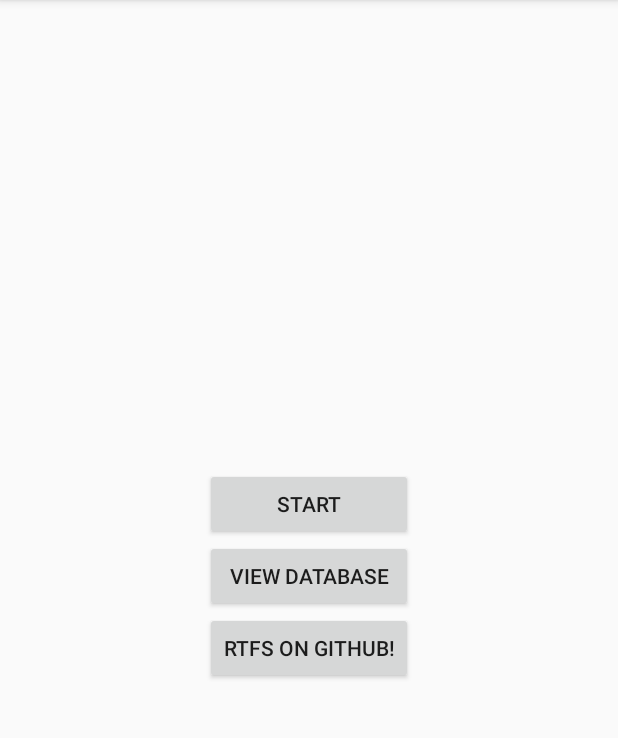
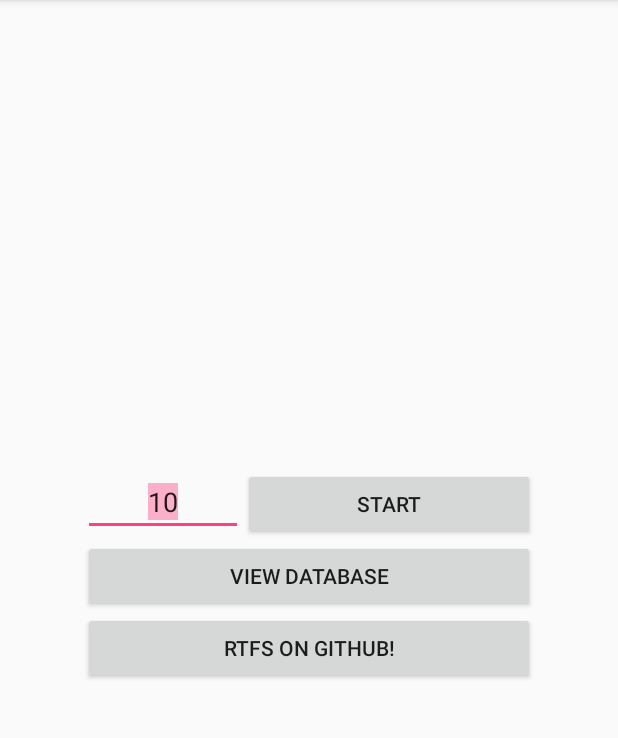
Before and after one commit to danya02/learn-faces, an Android app: the screen it shows after launch (StartMenuActivity), on a phone screen of 412 x 824 dp, the part 84-822 px from its top. Run offline under Robolectric (Android 15) with nearby library versions, the phone set to English and light mode, and no system bars.

Commit message:
Adding EditText to change number of questions.

```diff
--- a/android/app/src/main/res/layout/start_menu.xml
+++ b/android/app/src/main/res/layout/start_menu.xml
@@ -15,14 +15,35 @@
         app:layout_constraintRight_toRightOf="parent"
         app:layout_constraintTop_toTopOf="parent">
 
+        <LinearLayout
+            android:layout_width="match_parent"
+            android:layout_height="match_parent"
+            android:orientation="horizontal">
+
+            <EditText
+                android:id="@+id/question_num_startmenu"
+                android:layout_width="wrap_content"
+                android:layout_height="wrap_content"
+                android:layout_weight="1"
+                android:ems="10"
+                android:hint="@string/questions_hint"
+                android:inputType="number"
+                android:selectAllOnFocus="true"
+                android:singleLine="true"
+                android:text="@string/default_question_num"
+                android:textAlignment="center" />
+
             <Button
                 android:id="@+id/b_start"
                 android:layout_width="match_parent"
                 android:layout_height="wrap_content"
+                android:layout_weight="1"
                 android:onClick="start"
                 android:text="@string/start_button_text"
                 tools:layout_editor_absoluteX="0dp"
                 tools:layout_editor_absoluteY="0dp" />
+        </LinearLayout>
+
         <Button
             android:id="@+id/b_dataview"
             android:layout_width="match_parent"
--- a/android/app/src/main/res/values/strings.xml
+++ b/android/app/src/main/res/values/strings.xml
@@ -27,4 +27,6 @@
     <string name="b_dataview_text">View Database</string>
     <string name="toast_testing_update">Testing if update is needed...</string>
     <string name="infty">∞</string>
+    <string name="questions_hint">Questions</string>
+    <string name="default_question_num">10</string>
 </resources>
```
Also changed, not shown: android/app/src/main/java/ru/danya02/learnfaces/ResultsActivity.java (+15 -1 lines), android/app/src/main/java/ru/danya02/learnfaces/StartMenuActivity.java (+11 -1 lines), android/app/src/main/res/layout/content_results.xml (+25 -5 lines), 21 other files. Lines whose indentation alone changed are shown as unchanged.
